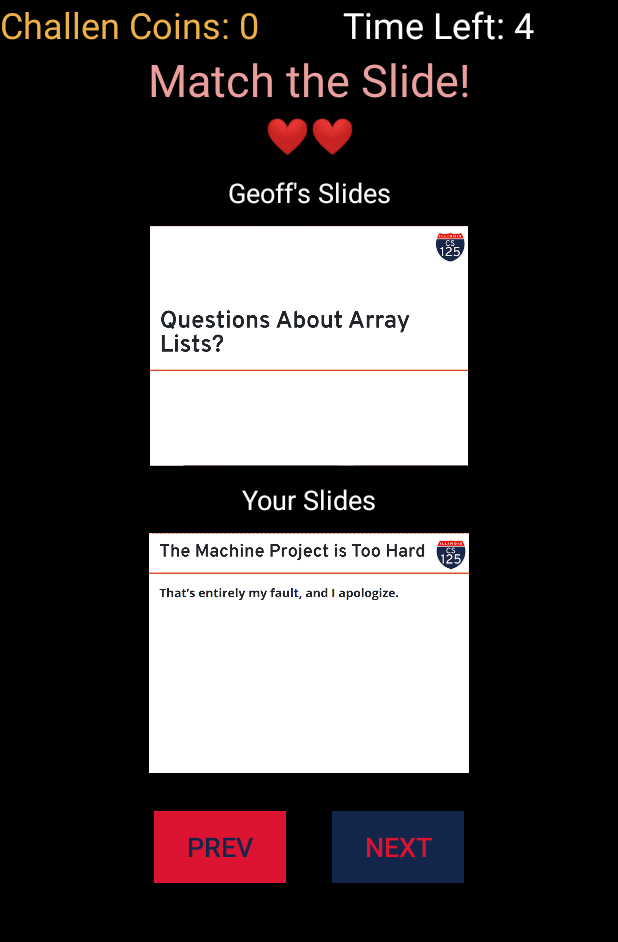
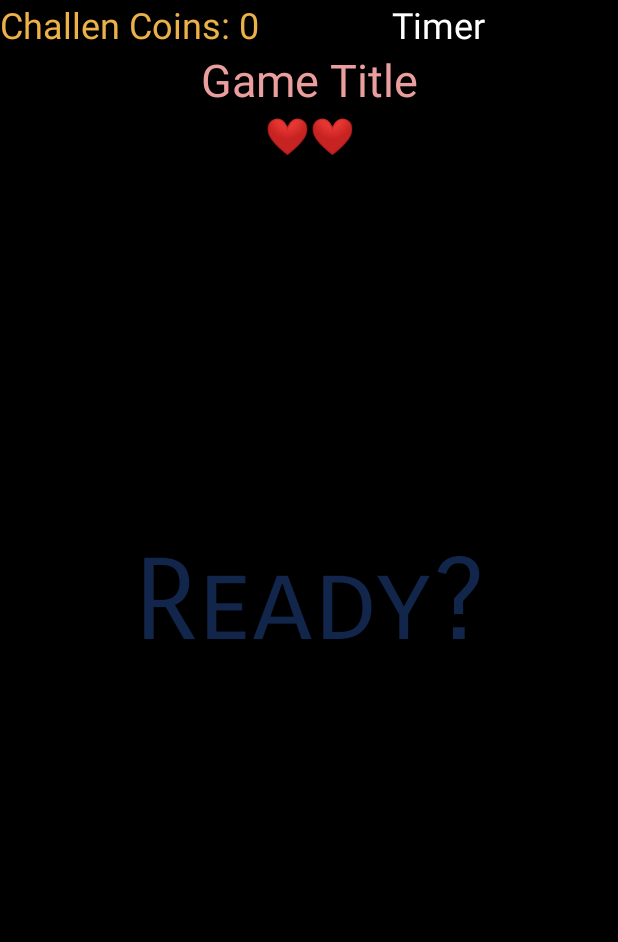
Before and after one commit to QwertycowMoo/cs125-final-project, an Android app: the screen it shows after launch (SlideChangeGame before the commit, GameActivity after it), after a tap on "Arcade Mode", on a phone screen of 412 x 824 dp, the part 84-1026 px from its top. Run offline under Robolectric (Android 15) with nearby library versions, the phone set to English and light mode, and no system bars.

Commit message:
Slide Changes full?

```diff
--- a/app/src/main/java/com/example/cs125_final_project/GameActivity.java
+++ b/app/src/main/java/com/example/cs125_final_project/GameActivity.java
@@ -64,6 +64,9 @@
         coins = 0;
 
         difficulty = EASY;
+        layPassFail.setVisibility(View.VISIBLE);
+        txtPassFail.setTextColor(getResources().getColor(R.color.topGradient));
+        txtPassFail.setText("Ready?");
         CountDownTimer timer = new CountDownTimer(passFailTimerMillisLeft, 1000) {
             @Override
             public void onTick(long l) {
@@ -83,7 +86,6 @@
 
             }
         }.start();
-        startNewMiniGame();
     }
 
     /**
@@ -136,9 +138,8 @@
 
     }
 
-    private int updateCoins() {
+    private void updateCoins() {
         txtCoins.setText(String.format(Locale.getDefault(),"Challen Coins: %d", coins));
-        return coins;
     }
 
     private void startNewMiniGame() {
```
